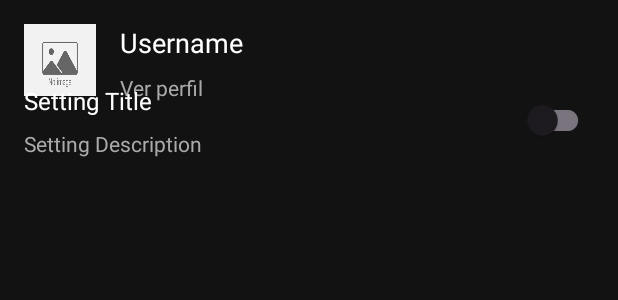
After one commit to roroldan18/spotifyAndroid, an Android app: the layout activity_settings_view.xml on its own in the app's theme, with its tools: preview values and no code run, on a phone screen of 412 x 824 dp. The commit adds this screen. Shown: the top 300 px of the screen. Run offline under Robolectric (Android 15) with nearby library versions, the phone set to English and light mode, and no system bars.

Commit message:
Pantalla Main Song y creacion de settings

```diff
--- a/app/src/main/AndroidManifest.xml
+++ b/app/src/main/AndroidManifest.xml
@@ -12,6 +12,12 @@
         android:supportsRtl="true"
         android:theme="@style/Theme.Practica3"
         tools:targetApi="31">
+        <activity
+            android:name=".TimeView"
+            android:exported="false" />
+        <activity
+            android:name=".SettingsView"
+            android:exported="false" />
         <activity
             android:name=".MainSong"
             android:exported="false" />
--- a/app/src/main/java/com/example/practica3/MainActivity.kt
+++ b/app/src/main/java/com/example/practica3/MainActivity.kt
@@ -27,7 +27,7 @@ class MainActivity : AppCompatActivity() {
             if (usernameInput == "admin" && passwordInput == "admin") {
                 // Usuario y contraseña correctos
                 val intent = Intent(this, WelcomeView::class.java)
-                intent.putExtra("mensaje_bienvenida", "¡Bienvenido, $usernameInput!")
+                intent.putExtra("username", "$usernameInput!")
                 startActivity(intent)
             } else {
                 Toast.makeText(this, "Usuario o contraseña incorrectos", Toast.LENGTH_SHORT).show()
--- a/app/src/main/java/com/example/practica3/MainSong.kt
+++ b/app/src/main/java/com/example/practica3/MainSong.kt
@@ -11,8 +11,8 @@ class MainSong : AppCompatActivity() {
         setContentView(R.layout.activity_main_song)
 
         // Recuperar datos del Intent
-        val imageSrc = intent.getIntExtra("imageSrc", R.drawable.default_image_icon_missing_picture_page_vector_40546530) // Reemplaza con el recurso de imagen predeterminado
-        val songTitle = intent.getStringExtra("songTitle")
+        val imageSrc = intent.getIntExtra("imageResId", R.drawable.default_image_icon_missing_picture_page_vector_40546530) // Reemplaza con el recurso de imagen predeterminado
+        val songTitle = intent.getStringExtra("songName")
         val artistName = intent.getStringExtra("artistName")
 
         // Actualizar la interfaz con los datos recibidos
--- /dev/null
+++ b/app/src/main/res/drawable/next_svgrepo_com.xml
@@ -0,0 +1,9 @@
+<vector xmlns:android="http://schemas.android.com/apk/res/android"
+    android:width="800dp"
+    android:height="800dp"
+    android:viewportWidth="24"
+    android:viewportHeight="24">
+  <path
+      android:pathData="M6.8,23.7l-1.4,-1.4l10.3,-10.3l-10.3,-10.3l1.4,-1.4l11.7,11.7z"
+      android:fillColor="#000000"/>
+</vector>
--- a/app/src/main/res/drawable/splash_background.xml
+++ b/app/src/main/res/drawable/splash_background.xml
@@ -1,10 +1,11 @@
 <?xml version="1.0" encoding="utf-8"?>
 <layer-list
-xmlns:android="http://schemas.android.com/apk/res/android"
-    android:width="108dp"
-    android:height="108dp"
-    android:viewportWidth="108"
-    android:viewportHeight="108">
+    xmlns:android="http://schemas.android.com/apk/res/android"
+    xmlns:app="http://schemas.android.com/apk/res-auto"
+    xmlns:tools="http://schemas.android.com/tools"
+    android:layout_width="match_parent"
+    android:layout_height="match_parent"
+    >
 <item>
     <shape
         android:layout_width="match_parent"
@@ -14,7 +15,6 @@ xmlns:android="http://schemas.android.com/apk/res/android"
     </shape>
 </item>
 <item
-
     android:drawable="@drawable/spotify_logo_rgb_green"
     android:gravity="center"
     />
--- a/app/src/main/res/layout/activity_main_song.xml
+++ b/app/src/main/res/layout/activity_main_song.xml
@@ -1,5 +1,6 @@
 <?xml version="1.0" encoding="utf-8"?>
-<androidx.constraintlayout.widget.ConstraintLayout xmlns:android="http://schemas.android.com/apk/res/android"
+<androidx.constraintlayout.widget.ConstraintLayout
+    xmlns:android="http://schemas.android.com/apk/res/android"
     xmlns:app="http://schemas.android.com/apk/res-auto"
     xmlns:tools="http://schemas.android.com/tools"
     android:layout_width="match_parent"
--- /dev/null
+++ b/app/src/main/res/layout/activity_settings_view.xml
@@ -0,0 +1,103 @@
+<?xml version="1.0" encoding="utf-8"?>
+<androidx.constraintlayout.widget.ConstraintLayout
+    xmlns:android="http://schemas.android.com/apk/res/android"
+    xmlns:app="http://schemas.android.com/apk/res-auto"
+    xmlns:tools="http://schemas.android.com/tools"
+    android:layout_width="match_parent"
+    android:layout_height="match_parent"
+    android:background="@color/black"
+    tools:context=".SettingsView">
+
+    <!-- Header -->
+    <ImageView
+        android:id="@+id/profileImage"
+        android:layout_width="48dp"
+        android:layout_height="48dp"
+        android:layout_marginStart="16dp"
+        android:layout_marginTop="16dp"
+        android:background="@drawable/default_image_icon_missing_picture_page_vector_40546530"
+        app:layout_constraintStart_toStartOf="parent"
+        app:layout_constraintTop_toTopOf="parent"
+        />
+
+    <TextView
+        android:id="@+id/usernameText"
+        android:layout_width="0dp"
+        android:layout_height="wrap_content"
+        android:layout_marginStart="16dp"
+        android:layout_marginTop="16dp"
+        android:layout_marginEnd="16dp"
+        android:text="Username"
+        android:textColor="@android:color/white"
+        android:textSize="18sp"
+        app:layout_constraintEnd_toEndOf="parent"
+        app:layout_constraintStart_toEndOf="@+id/profileImage"
+        app:layout_constraintTop_toTopOf="parent"
+        />
+
+    <TextView
+        android:id="@+id/viewProfileText"
+        android:layout_width="0dp"
+        android:layout_height="wrap_content"
+        android:layout_marginStart="16dp"
+        android:layout_marginTop="8dp"
+        android:layout_marginEnd="16dp"
+        android:text="Ver perfil"
+        android:textColor="@android:color/darker_gray"
+        app:layout_constraintEnd_toEndOf="parent"
+        app:layout_constraintStart_toEndOf="@+id/profileImage"
+        app:layout_constraintTop_toBottomOf="@+id/usernameText"
+        />
+
+    <androidx.appcompat.widget.AppCompatTextView
+        android:id="@+id/arrowIcon"
+        android:layout_width="24dp"
+        android:layout_height="24dp"
+        android:layout_marginEnd="16dp"
+        android:layout_marginTop="16dp"
+        android:src="@drawable/next_svgrepo_com"
+        android:textColor="@color/white"
+        app:layout_constraintEnd_toEndOf="parent"
+        app:layout_constraintTop_toTopOf="parent"
+        />
+
+    <!-- Settings List Item -->
+    <TextView
+        android:id="@+id/settingTitle"
+        android:layout_width="0dp"
+        android:layout_height="wrap_content"
+        android:layout_marginStart="16dp"
+        android:layout_marginTop="16dp"
+        android:layout_marginEnd="16dp"
+        android:text="Setting Title"
+        android:textColor="@android:color/white"
+        android:textSize="16sp"
+        app:layout_constraintEnd_toStartOf="@+id/switchSetting"
+        app:layout_constraintStart_toStartOf="parent"
+        app:layout_constraintTop_toBottomOf="@+id/arrowIcon"
+        />
+
+    <TextView
+        android:id="@+id/settingDescription"
+        android:layout_width="0dp"
+        android:layout_height="wrap_content"
+        android:layout_marginStart="16dp"
+        android:layout_marginTop="8dp"
+        android:layout_marginEnd="16dp"
+        android:text="Setting Description"
+        android:textColor="@android:color/darker_gray"
+        app:layout_constraintEnd_toStartOf="@+id/switchSetting"
+        app:layout_constraintStart_toStartOf="parent"
+        app:layout_constraintTop_toBottomOf="@+id/settingTitle"
+        />
+
+    <androidx.appcompat.widget.SwitchCompat
+        android:id="@+id/switchSetting"
+        android:layout_width="wrap_content"
+        android:layout_height="wrap_content"
+        android:layout_marginEnd="16dp"
+        app:layout_constraintEnd_toEndOf="parent"
+        app:layout_constraintTop_toTopOf="@+id/settingTitle"
+        />
+
+</androidx.constraintlayout.widget.ConstraintLayout>
--- a/app/src/main/res/layout/activity_welcome_view.xml
+++ b/app/src/main/res/layout/activity_welcome_view.xml
@@ -29,6 +29,7 @@
            android:textSize="20dp"
            />
        <androidx.appcompat.widget.AppCompatImageButton
+           android:id="@+id/settings_button"
            android:layout_width="40dp"
            android:layout_height="40dp"
            app:srcCompat="@drawable/settings"
@@ -40,6 +41,7 @@
            tools:ignore="MissingClass" />
 
        <androidx.appcompat.widget.AppCompatImageButton
+          android:id="@+id/time_button"
            android:layout_width="40dp"
            android:layout_height="40dp"
            android:layout_margin="5dp"
```
Also changed, not shown: app/src/main/java/com/example/practica3/CardAdapter.kt (+10 -0 lines), app/src/main/java/com/example/practica3/SettingsView.kt (added, +17 -0 lines), app/src/main/java/com/example/practica3/TimeView.kt (added, +11 -0 lines), app/src/main/java/com/example/practica3/WelcomeView.kt (+17 -2 lines), app/src/main/res/layout/activity_time_view.xml (added, +9 -0 lines).
